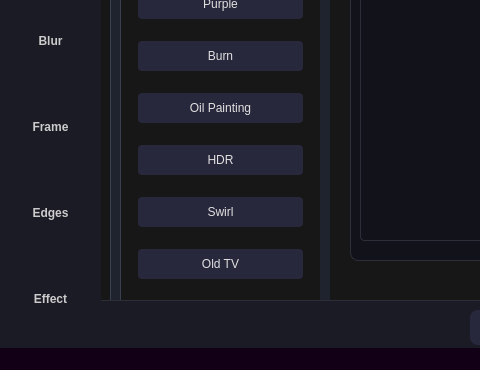
The window that mainwindow.ui (Abdelhamid-El-rashidy/RGBit) describes before a commit, drawn with Qt 5; both pictures show x 0 to 480 and y 280 to 650 of the 1010 by 650 pixel window.
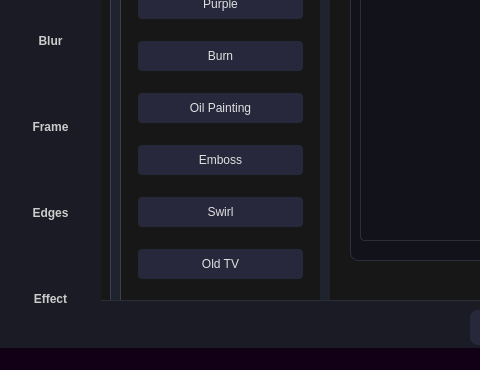
The same window after the commit. The open tabs and pages were chosen to show the change. Icons and pictures are not drawn. Custom widgets are drawn as their Qt base class.

```diff
--- a/mainwindow.ui
+++ b/mainwindow.ui
@@ -927,7 +927,7 @@
            }</string>
          </property>
          <property name="text">
-          <string>HDR</string>
+          <string>Emboss</string>
          </property>
         </widget>
        </item>
```
